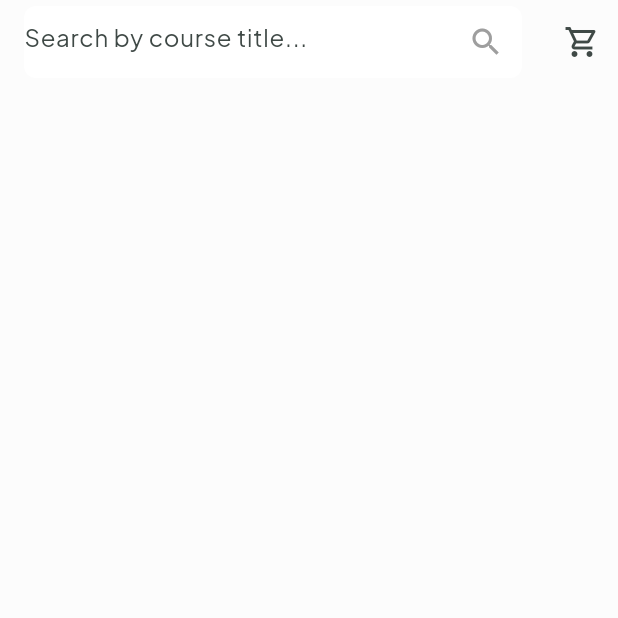
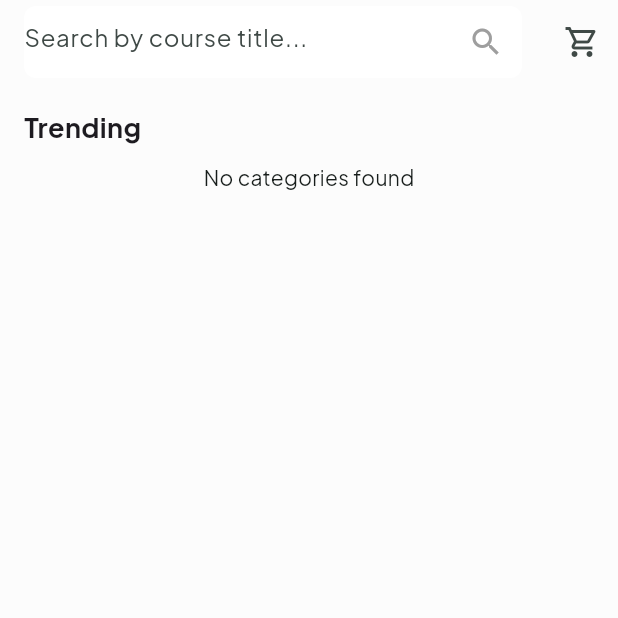
Before and after one commit to HindAlaa26/Edu_vista, a Flutter app: the SearchScreen screen opened directly, on a phone screen of 412 x 824 dp, the top half of it. Run offline on Flutter 3.47's test engine with Material 3 defaults, Android fonts, the phone set to English and light mode, and no system bars; our stand-ins replace bloc, cloud_firestore, device_preview, file_picker, firebase_auth, firebase_core and 5 more; missing offline and left inert: animated_rating_stars, expansion_tile_list, flutter_animated_loadingkit; accounts and stored records are empty; generated files the repository leaves out were written again.

Commit message:
search trending added

```diff
--- a/lib/screens/search_screen.dart
+++ b/lib/screens/search_screen.dart
@@ -1,11 +1,14 @@
+import 'package:edu_vista/utils/color_utility.dart';
 import 'package:flutter/material.dart';
 import 'package:flutter_bloc/flutter_bloc.dart';
 import '../../models/course_model.dart';
 import '../bloc/course_bloc/course_bloc.dart';
 import '../bloc/course_bloc/course_event.dart';
 import '../bloc/course_bloc/course_state.dart';
+import '../shared_component/course_title_component.dart';
 import '../shared_component/default_text_component .dart';
 import '../shared_component/shopping_icon_widget.dart';
+import 'lecture_screen.dart';
 
 class SearchScreen extends StatelessWidget {
   final TextEditingController searchController = TextEditingController();
@@ -62,7 +65,21 @@ class SearchScreen extends StatelessWidget {
                   } else if (state is CourseSearchError) {
                     return Center(child: Text("Error: ${state.message}"));
                   } else {
-                    return Container();
+                    return Column(
+                      mainAxisSize: MainAxisSize.min,
+                      children: [
+                        Padding(
+                          padding: const EdgeInsets.only(bottom: 10),
+                          child: Row(
+                            mainAxisAlignment: MainAxisAlignment.start,
+                            children: [
+                              textInApp(text: "Trending", fontSize: 18),
+                            ],
+                          ),
+                        ),
+                        const CourseTitleComponent(rankValue: "Top Sellers")
+                      ],
+                    );
                   }
                 },
               ),
@@ -79,16 +96,32 @@ class SearchScreen extends StatelessWidget {
       itemBuilder: (context, index) {
         final course = courses[index];
         return ListTile(
-          title: Text(course.title ?? "No Title"),
-          subtitle: Text(course.instructor?.name ?? "No Instructor"),
+          title: textInApp(text: course.title ?? "No Title"),
+          subtitle: textInApp(text: course.instructor?.name ?? "No Instructor"),
           leading: Image.network(
             course.image ?? "",
             width: 50,
             height: 50,
             fit: BoxFit.cover,
+            loadingBuilder: (context, child, loadingProgress) {
+              if (loadingProgress == null) return child;
+              return const CircularProgressIndicator(
+                color: ColorUtility.secondary,
+              );
+            },
+            errorBuilder: (context, error, stackTrace) => const Icon(
+              Icons.error,
+              color: ColorUtility.main,
+            ),
           ),
           onTap: () {
-            // Handle course item tap, e.g., navigate to course details
+            Navigator.push(
+                context,
+                MaterialPageRoute(
+                  builder: (context) => LectureScreen(
+                    course: courses[index],
+                  ),
+                ));
           },
         );
       },
--- /dev/null
+++ b/lib/shared_component/course_title_component.dart
@@ -0,0 +1,93 @@
+import 'package:cloud_firestore/cloud_firestore.dart';
+import 'package:edu_vista/shared_component/default_text_component%20.dart';
+import 'package:edu_vista/utils/color_utility.dart';
+import 'package:flutter/material.dart';
+import '../models/course_model.dart';
+import '../screens/lecture_screen.dart';
+
+class CourseTitleComponent extends StatefulWidget {
+  final String rankValue;
+  const CourseTitleComponent({super.key, required this.rankValue});
+
+  @override
+  State<CourseTitleComponent> createState() => _CourseTitleComponentState();
+}
+
+class _CourseTitleComponentState extends State<CourseTitleComponent> {
+  late Future<QuerySnapshot<Map<String, dynamic>>> futureCall;
+
+  @override
+  void initState() {
+    futureCall = FirebaseFirestore.instance
+        .collection('courses')
+        .where('rank', isEqualTo: widget.rankValue)
+        .orderBy('createdDate', descending: true)
+        .get();
+    super.initState();
+  }
+
+  @override
+  Widget build(BuildContext context) {
+    return FutureBuilder(
+        future: futureCall,
+        builder: (ctx, snapshot) {
+          if (snapshot.connectionState == ConnectionState.waiting) {
+            return const Center(
+              child: CircularProgressIndicator(),
+            );
+          }
+
+          if (snapshot.hasError) {
+            return const Center(
+              child: Text('Error occurred'),
+            );
+          }
+
+          if (!snapshot.hasData || (snapshot.data?.docs.isEmpty ?? false)) {
+            return const Center(
+              child: Text('No categories found'),
+            );
+          }
+
+          var courses = List<Course>.from(snapshot.data?.docs
+                  .map((e) => Course.fromJson({'id': e.id, ...e.data()}))
+                  .toList() ??
+              []);
+
+          return Expanded(
+            child: GridView.builder(
+              gridDelegate: const SliverGridDelegateWithFixedCrossAxisCount(
+                crossAxisCount: 2,
+                mainAxisExtent: 115,
+              ),
+              itemCount: courses.length,
+              itemBuilder: (BuildContext context, int index) => InkWell(
+                onTap: () {
+                  Navigator.push(
+                      context,
+                      MaterialPageRoute(
+                        builder: (context) => LectureScreen(
+                          course: courses[index],
+                        ),
+                      ));
+                },
+                child: Container(
+                  margin: const EdgeInsets.all(16),
+                  padding: const EdgeInsets.all(8),
+                  decoration: const BoxDecoration(
+                    color: ColorUtility.grey,
+                    borderRadius: BorderRadius.all(Radius.circular(42)),
+                  ),
+                  child: Center(
+                    child: textInApp(
+                        text: courses[index].title ?? "No title",
+                        fontSize: 15,
+                        fontWeight: FontWeight.w500),
+                  ),
+                ),
+              ),
+            ),
+          );
+        });
+  }
+}
```
